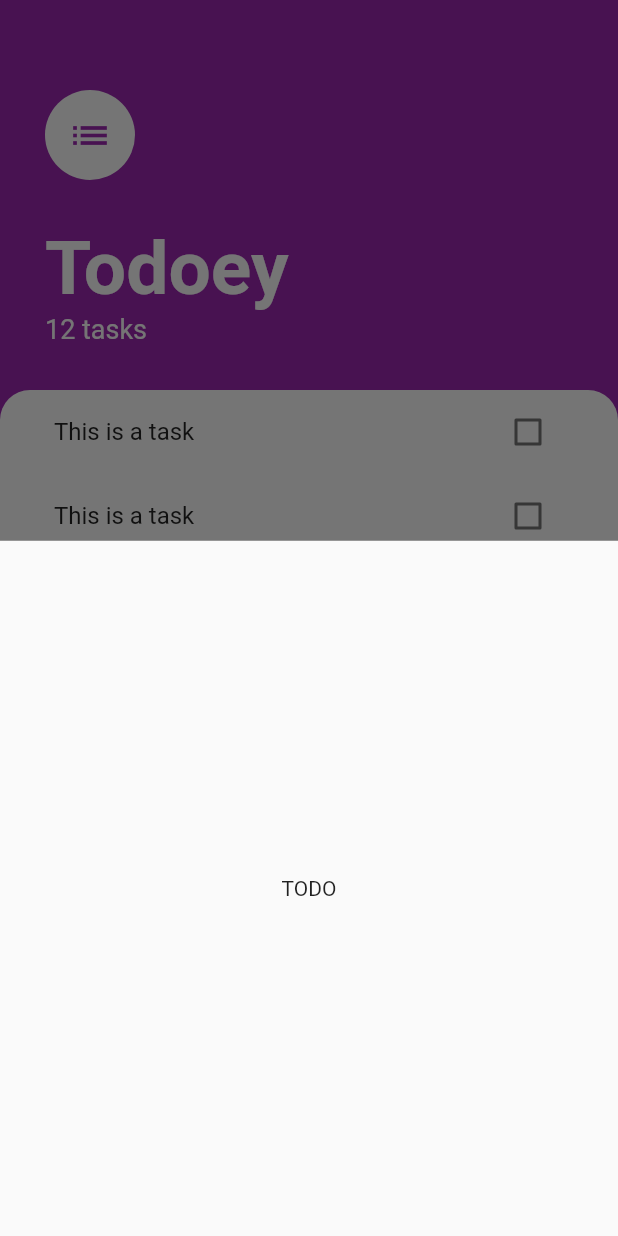
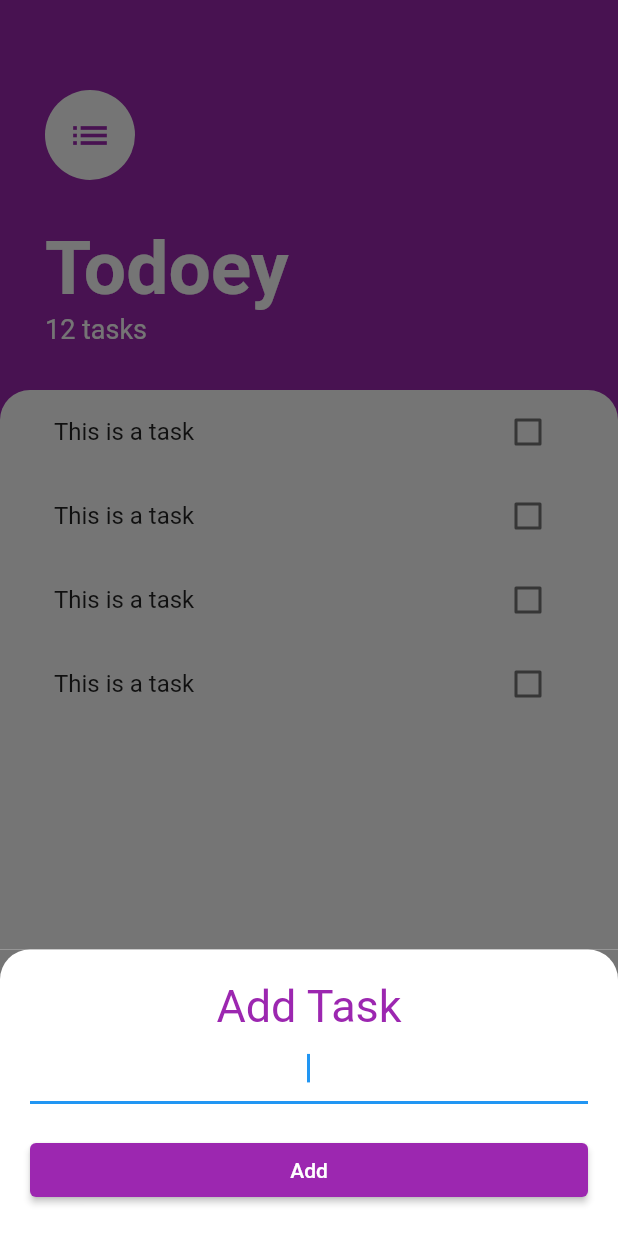
Before and after one commit to freitaspedro/mtodoey_flutter, a Flutter app: the screen it shows after launch, after a tap on the "add" icon, on a phone screen of 412 x 824 dp. Run offline on Flutter 3.47's test engine with Material 2 defaults, Android fonts, the phone set to English and light mode, and no system bars.

```diff
--- a/lib/screens/add_task_screen.dart
+++ b/lib/screens/add_task_screen.dart
@@ -1,4 +1,4 @@
-import 'package:flutter/cupertino.dart';
+import 'package:flutter/material.dart';
 
 class AddTaskScreen extends StatelessWidget {
   const AddTaskScreen({Key? key}) : super(key: key);
@@ -6,7 +6,44 @@ class AddTaskScreen extends StatelessWidget {
   @override
   Widget build(BuildContext context) {
     return Container(
-      child: const Center(child: Text('TODO')),
+      color: const Color(0xff757575),
+      child: Container(
+        padding: const EdgeInsets.all(20.0),
+        decoration: const BoxDecoration(
+          color: Colors.white,
+          borderRadius: BorderRadius.only(
+            topLeft: Radius.circular(20.0),
+            topRight: Radius.circular(20.0),
+          ),
+        ),
+        child: Column(
+          crossAxisAlignment: CrossAxisAlignment.stretch,
+          children: [
+            const Text(
+              'Add Task',
+              textAlign: TextAlign.center,
+              style: TextStyle(
+                fontSize: 30.0,
+                color: Colors.purple,
+              ),
+            ),
+            const TextField(
+              autofocus: true,
+              textAlign: TextAlign.center,
+            ),
+            const SizedBox(
+              height: 20.0,
+            ),
+            ElevatedButton(
+              onPressed: () {},
+              style: ElevatedButton.styleFrom(
+                backgroundColor: Colors.purple
+              ),
+              child: const Text('Add'),
+            ),
+          ],
+        ),
+      ),
     );
   }
 }
--- a/lib/screens/tasks_screen.dart
+++ b/lib/screens/tasks_screen.dart
@@ -12,7 +12,18 @@ class TasksScreen extends StatelessWidget {
       floatingActionButton: FloatingActionButton(
         backgroundColor: Colors.purple,
         onPressed: () {
-          showModalBottomSheet(context: context, builder: (context) => const AddTaskScreen());
+          showModalBottomSheet(
+              context: context,
+              isScrollControlled: true,
+              builder: (context) => SingleChildScrollView(
+                child: Container(
+                  padding: EdgeInsets.only(
+                      bottom: MediaQuery.of(context).viewInsets.bottom
+                  ),
+                  child: const AddTaskScreen(),
+                ),
+              ),
+          );
         },
         child: const Icon(Icons.add),
       ),
```
